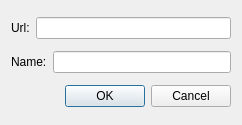
Above: linkdialog.ui from AwesomeTextEdtor/Texteditor before the change. Below: the same form after it.
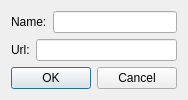
That is the form after the change.

What changed in the file:
```diff
--- a/linkdialog.ui
+++ b/linkdialog.ui
@@ -6,28 +6,14 @@
    <rect>
     <x>0</x>
     <y>0</y>
-    <width>242</width>
-    <height>125</height>
+    <width>184</width>
+    <height>99</height>
    </rect>
   </property>
   <property name="windowTitle">
    <string>Dialog</string>
   </property>
   <layout class="QVBoxLayout" name="verticalLayout">
-   <item>
-    <layout class="QHBoxLayout" name="horizontalLayout">
-     <item>
-      <widget class="QLabel" name="urllabel">
-       <property name="text">
-        <string>Url:</string>
-       </property>
-      </widget>
-     </item>
-     <item>
-      <widget class="QLineEdit" name="lineEdit"/>
-     </item>
-    </layout>
-   </item>
    <item>
     <layout class="QHBoxLayout" name="horizontalLayout_2">
      <item>
@@ -38,7 +24,21 @@
       </widget>
      </item>
      <item>
-      <widget class="QLineEdit" name="lineEdit_2"/>
+      <widget class="QLineEdit" name="lineEditName"/>
+     </item>
+    </layout>
+   </item>
+   <item>
+    <layout class="QHBoxLayout" name="horizontalLayout">
+     <item>
+      <widget class="QLabel" name="urllabel">
+       <property name="text">
+        <string>Url:</string>
+       </property>
+      </widget>
+     </item>
+     <item>
+      <widget class="QLineEdit" name="lineEditUrl"/>
      </item>
     </layout>
    </item>
```
Left out of the diff: 8 changed lines with no effect on the pictures.
